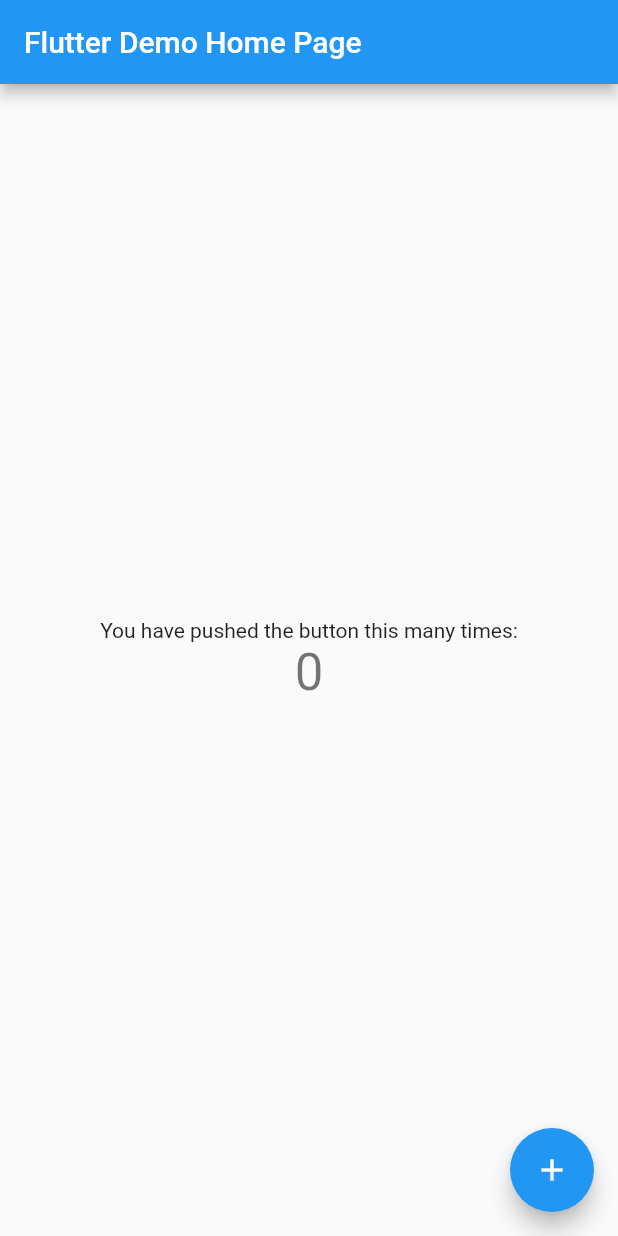
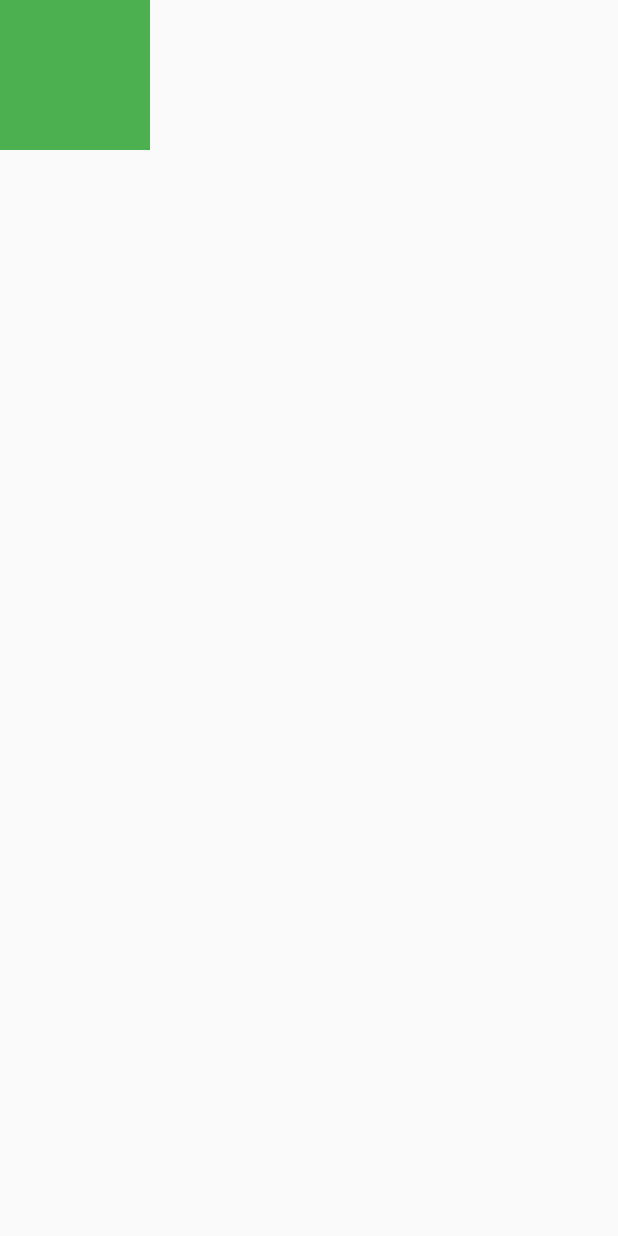
Before and after one commit to weldnor/android-infinity-scroll, a Flutter app: the screen it shows after launch, on a phone screen of 412 x 824 dp. Run offline on Flutter 3.47's test engine with Material 2 defaults, Android fonts, the phone set to English and light mode, and no system bars.

Commit message:
Added simple main page, implemented post repository

```diff
--- a/lib/main.dart
+++ b/lib/main.dart
@@ -1,4 +1,5 @@
 import 'package:flutter/material.dart';
+import 'package:infinity_scroll/widget/main_page.dart';
 
 void main() {
   runApp(const MyApp());
@@ -13,103 +14,10 @@
     return MaterialApp(
       title: 'Flutter Demo',
       theme: ThemeData(
-        // This is the theme of your application.
-        //
-        // Try running your application with "flutter run". You'll see the
-        // application has a blue toolbar. Then, without quitting the app, try
-        // changing the primarySwatch below to Colors.green and then invoke
-        // "hot reload" (press "r" in the console where you ran "flutter run",
-        // or simply save your changes to "hot reload" in a Flutter IDE).
-        // Notice that the counter didn't reset back to zero; the application
-        // is not restarted.
         primarySwatch: Colors.blue,
       ),
-      home: const MyHomePage(title: 'Flutter Demo Home Page'),
+      home: const MainPage(),
+      debugShowCheckedModeBanner: false,
     );
   }
 }
-
-class MyHomePage extends StatefulWidget {
-  const MyHomePage({super.key, required this.title});
-
-  // This widget is the home page of your application. It is stateful, meaning
-  // that it has a State object (defined below) that contains fields that affect
-  // how it looks.
-
-  // This class is the configuration for the state. It holds the values (in this
-  // case the title) provided by the parent (in this case the App widget) and
-  // used by the build method of the State. Fields in a Widget subclass are
-  // always marked "final".
-
-  final String title;
-
-  @override
-  State<MyHomePage> createState() => _MyHomePageState();
-}
-
-class _MyHomePageState extends State<MyHomePage> {
-  int _counter = 0;
-
-  void _incrementCounter() {
-    setState(() {
-      // This call to setState tells the Flutter framework that something has
-      // changed in this State, which causes it to rerun the build method below
-      // so that the display can reflect the updated values. If we changed
-      // _counter without calling setState(), then the build method would not be
-      // called again, and so nothing would appear to happen.
-      _counter++;
-    });
-  }
-
-  @override
-  Widget build(BuildContext context) {
-    // This method is rerun every time setState is called, for instance as done
-    // by the _incrementCounter method above.
-    //
-    // The Flutter framework has been optimized to make rerunning build methods
-    // fast, so that you can just rebuild anything that needs updating rather
-    // than having to individually change instances of widgets.
-    return Scaffold(
-      appBar: AppBar(
-        // Here we take the value from the MyHomePage object that was created by
-        // the App.build method, and use it to set our appbar title.
-        title: Text(widget.title),
-      ),
-      body: Center(
-        // Center is a layout widget. It takes a single child and positions it
-        // in the middle of the parent.
-        child: Column(
-          // Column is also a layout widget. It takes a list of children and
-          // arranges them vertically. By default, it sizes itself to fit its
-          // children horizontally, and tries to be as tall as its parent.
-          //
-          // Invoke "debug painting" (press "p" in the console, choose the
-          // "Toggle Debug Paint" action from the Flutter Inspector in Android
-          // Studio, or the "Toggle Debug Paint" command in Visual Studio Code)
-          // to see the wireframe for each widget.
-          //
-          // Column has various properties to control how it sizes itself and
-          // how it positions its children. Here we use mainAxisAlignment to
-          // center the children vertically; the main axis here is the vertical
-          // axis because Columns are vertical (the cross axis would be
-          // horizontal).
-          mainAxisAlignment: MainAxisAlignment.center,
-          children: <Widget>[
-            const Text(
-              'You have pushed the button this many times:',
-            ),
-            Text(
-              '$_counter',
-              style: Theme.of(context).textTheme.headline4,
-            ),
-          ],
-        ),
-      ),
-      floatingActionButton: FloatingActionButton(
-        onPressed: _incrementCounter,
-        tooltip: 'Increment',
-        child: const Icon(Icons.add),
-      ), // This trailing comma makes auto-formatting nicer for build methods.
-    );
-  }
-}
--- /dev/null
+++ b/lib/widget/main_page.dart
@@ -0,0 +1,10 @@
+import 'package:flutter/material.dart';
+
+class MainPage extends StatelessWidget {
+  const MainPage({super.key});
+
+  @override
+  Widget build(BuildContext context) {
+    return Scaffold(body: SafeArea(child: Container(height: 100, width: 100, color: Colors.green)));
+  }
+}
--- a/pubspec.yaml
+++ b/pubspec.yaml
@@ -31,7 +31,8 @@
 dependencies:
   flutter:
     sdk: flutter
-
+  http: ^0.13.5
+  xml: ^6.3.0
 
   # The following adds the Cupertino Icons font to your application.
   # Use with the CupertinoIcons class for iOS style icons.
```
Also changed, not shown: lib/domain/post.dart (added, +7 -0 lines), lib/repository/post_repository.dart (added, +65 -0 lines), pubspec.lock, 1 other file.
